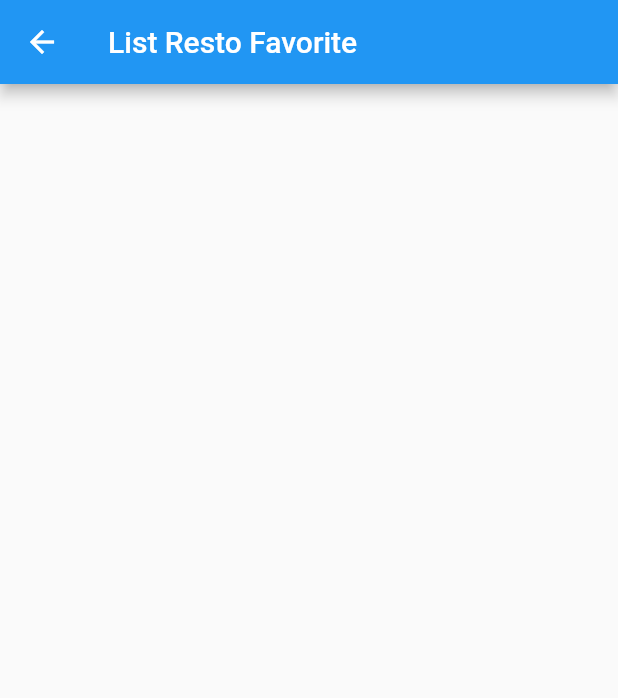
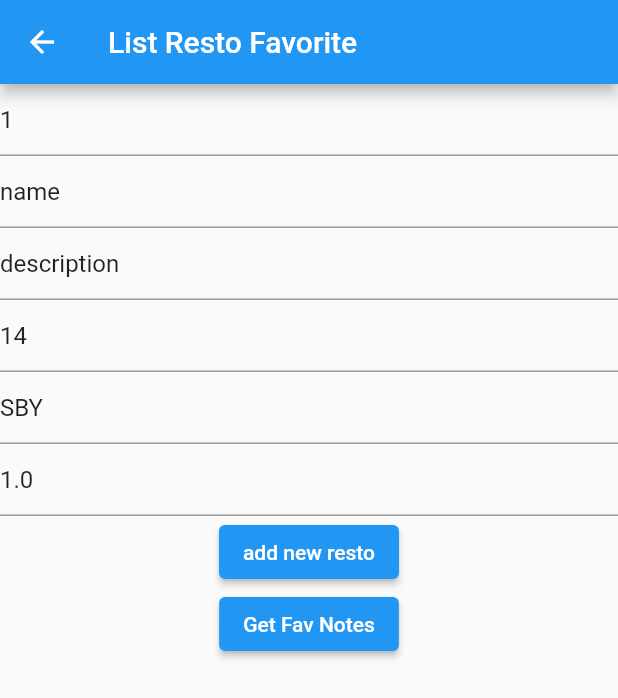
Before and after one commit to mlatifr/resto_app, a Flutter app: the screen it shows after launch, after a tap on the "favorite" icon, on a phone screen of 412 x 824 dp. Shown: the top 698 px of the screen. Run offline on Flutter 3.47's test engine with Material 2 defaults, Android fonts, the phone set to English and light mode, and no system bars; our stand-ins replace get, sqflite; accounts and stored records are empty; network calls fail.

Commit message:
local_db_list resto

```diff
--- /dev/null
+++ b/lib/data/db/database_helper.dart
@@ -0,0 +1,133 @@
+import 'package:path/path.dart';
+import 'package:resto_app/data/model/restaurant.dart';
+import 'package:sqflite/sqflite.dart';
+
+class DatabaseHelper {
+  static late Database _database;
+  static DatabaseHelper? _databaseHelper;
+
+  DatabaseHelper._internal() {
+    _databaseHelper = this;
+  }
+
+  factory DatabaseHelper() => _databaseHelper ?? DatabaseHelper._internal();
+  Future<Database> get database async {
+    _database = await _initializeDb();
+    return _database;
+  }
+
+  static const String _tableResto = 'restaurant';
+  static const String _tableCategory = 'restaurant_detail';
+  Future<Database> _initializeDb() async {
+    var path = await getDatabasesPath();
+    var db = openDatabase(
+      join(path, 'note_db.db'),
+      onCreate: (db, version) async {
+        await db.execute(
+          '''DROP TABLE IF EXISTS $_tableResto''',
+        );
+        await db.execute(
+          '''CREATE TABLE $_tableResto (
+              id INT NOT NULL  ,
+              name VARCHAR(45) NULL,
+              description VARCHAR(45) NULL,
+              pictureId VARCHAR(200) NULL,
+              city VARCHAR(45) NULL,
+              rating DOUBLE NULL,
+              PRIMARY KEY (id)
+              )''',
+        );
+        print("query 1");
+        await db.execute(
+          '''DROP TABLE IF EXISTS $_tableCategory''',
+        );
+        await db.execute('''
+          CREATE TABLE $_tableCategory (
+              error TEXT,
+              message TEXT,
+              id TEXT,
+              name TEXT,
+              description TEXT,
+              city TEXT,
+              address TEXT,
+              pictureId INTEGER,
+              categories_name TEXT,
+              menus_foods_name TEXT,
+              menus_drinks_name TEXT,
+              rating NUMERIC,
+              customerReviews_name TEXT,
+              customerReviews_review TEXT,
+              customerReviews_date TEXT,
+              resto_id INT NOT NULL,
+              PRIMARY KEY (id),
+              FOREIGN KEY (resto_id) REFERENCES $_tableResto (id) ON DELETE NO ACTION ON UPDATE NO ACTION
+          )
+          '''
+            // '''CREATE TABLE $_tableCategory (
+            //       id INT NOT NULL,
+            //       jenis      TEXT CHECK( jenis IN ('makanan','minuman') )   NOT NULL DEFAULT 'makanan',
+            //       resto_id INT NOT NULL,
+            //       PRIMARY KEY (id),
+            //         FOREIGN KEY (resto_id)
+            //         REFERENCES $_tableResto (id)
+            //         ON DELETE NO ACTION
+            //         ON UPDATE NO ACTION
+            //   )''',
+            );
+        print("query 2");
+      },
+      version: 1,
+    );
+
+    return db;
+  }
+
+  Future<void> insertResto(Restaurant resto) async {
+    print('insertNote');
+    final Database db = await database;
+    // await db.insert(_tableItem, note.toMap());
+    print(" helper insertResto");
+    await db.insert(_tableResto, resto.toMap());
+    print("db.insert");
+  }
+
+  Future<List<Restaurant>> getRestos() async {
+    final Database db = await database;
+    List<Map<String, dynamic>> results = await db.query(_tableResto);
+    print("results:");
+    print("${results}");
+    return results.map((res) => Restaurant.fromMap(res)).toList();
+  }
+
+  Future<Restaurant> getNoteById(int id) async {
+    final Database db = await database;
+    List<Map<String, dynamic>> results = await db.query(
+      _tableCategory,
+      where: 'id = ?',
+      whereArgs: [id],
+    );
+
+    return results.map((res) => Restaurant.fromMap(res)).first;
+  }
+
+  Future<void> updateNote(Restaurant note) async {
+    final db = await database;
+
+    await db.update(
+      _tableCategory,
+      note.toMap(),
+      where: 'id = ?',
+      whereArgs: [note.id],
+    );
+  }
+
+  Future<void> deleteNote(int id) async {
+    final db = await database;
+
+    await db.delete(
+      _tableCategory,
+      where: 'id = ?',
+      whereArgs: [id],
+    );
+  }
+}
--- a/lib/data/model/restaurant.dart
+++ b/lib/data/model/restaurant.dart
@@ -1,7 +1,3 @@
-// To parse this JSON data, do
-//
-//     final restoModel = restoModelFromJson(jsonString);
-
 import 'dart:convert';
 
 RestoListModel restoModelFromJson(String str) =>
@@ -35,12 +31,31 @@ class Restaurant {
     required this.rating,
   });
 
-  String id;
-  String name;
-  String description;
-  String pictureId;
-  String city;
-  double rating;
+  late String id;
+  late String name;
+  late String description;
+  late String pictureId;
+  late String city;
+  late double? rating;
+
+  Restaurant.fromMap(Map<String, dynamic> map) {
+    id = map['id'].toString();
+    name = map['name'];
+    description = map['description'];
+    pictureId = map['pictureId'];
+    city = map['city'];
+    rating = map['rating'];
+  }
+  Map<String, dynamic> toMap() {
+    return {
+      'id': id,
+      'name': name,
+      'description': description,
+      'pictureId': pictureId,
+      'city': city,
+      'rating': rating,
+    };
+  }
 
   factory Restaurant.fromJson(Map<String, dynamic> json) => Restaurant(
         id: json["id"],
--- /dev/null
+++ b/lib/getx/list_fav_resto_controller.dart
@@ -0,0 +1,24 @@
+import 'package:get/get.dart';
+import 'package:resto_app/data/db/database_helper.dart';
+import 'package:resto_app/data/model/restaurant.dart';
+
+class RestoFavController extends GetxController {
+  var listFavResto = <Restaurant>[].obs;
+  var isLoading = false.obs;
+  late DatabaseHelper _dbHelper;
+  RestoFavController() {
+    _dbHelper = DatabaseHelper();
+    getListFavResto();
+  }
+
+  Future<void> getListFavResto() async {
+    print("_getAllNotes");
+    listFavResto.value = await _dbHelper.getRestos();
+    // _getAllNotes();
+  }
+
+  Future<void> addFavoriteResto(Restaurant resto) async {
+    await _dbHelper.insertResto(resto);
+    // _getAllNotes();
+  }
+}
--- a/lib/main.dart
+++ b/lib/main.dart
@@ -37,7 +37,7 @@ class _MyAppState extends State<MyApp> {
       home: const ListResto(),
       initialRoute: ListResto.routeName,
       routes: {
-        '/favoriteRestoList': (context) => const ListFavoriteResto(),
+        '/favoriteRestoList': (context) => ListFavoriteResto(),
       },
     );
   }
--- a/lib/ui/list_favorite_resto.dart
+++ b/lib/ui/list_favorite_resto.dart
@@ -1,15 +1,49 @@
 import 'package:flutter/material.dart';
-import 'package:flutter/src/widgets/container.dart';
-import 'package:flutter/src/widgets/framework.dart';
+import 'package:get/get.dart';
+import 'package:resto_app/data/model/restaurant.dart';
+import 'package:resto_app/getx/list_fav_resto_controller.dart';
 
 class ListFavoriteResto extends StatelessWidget {
-  const ListFavoriteResto({super.key});
+  ListFavoriteResto({super.key});
+  TextEditingController idController = TextEditingController(text: "1");
+  TextEditingController nameController = TextEditingController(text: "name");
+  TextEditingController descriptionController =
+      TextEditingController(text: "description");
+  TextEditingController pictureIdController = TextEditingController(text: "14");
+  TextEditingController cityController = TextEditingController(text: "SBY");
+  TextEditingController ratingController = TextEditingController(text: "1.0");
 
+  final RestoFavController _restoFavoriteController =
+      Get.put(RestoFavController());
   @override
   Widget build(BuildContext context) {
     return Scaffold(
       appBar: AppBar(title: const Text("List Resto Favorite")),
-      body: Container(),
+      body: Center(
+          child: Column(
+        children: [
+          TextField(controller: idController),
+          TextField(controller: nameController),
+          TextField(controller: descriptionController),
+          TextField(controller: pictureIdController),
+          TextField(controller: cityController),
+          TextField(controller: ratingController),
+          ElevatedButton(
+              onPressed: (() {
+                Restaurant _resto = Restaurant(
+                    id: idController.text,
+                    name: nameController.text,
+                    description: descriptionController.text,
+                    pictureId: pictureIdController.text,
+                    city: cityController.text,
+                    rating: double.parse(ratingController.text));
+                _restoFavoriteController.addFavoriteResto(_resto);
+                _restoFavoriteController.getListFavResto();
+              }),
+              child: const Text('add new resto')),
+          ElevatedButton(onPressed: (() {}), child: const Text('Get Fav Notes'))
+        ],
+      )),
     );
   }
 }
```
Also changed, not shown: lib/data/database_helper.dart (deleted, +0 -37 lines).
